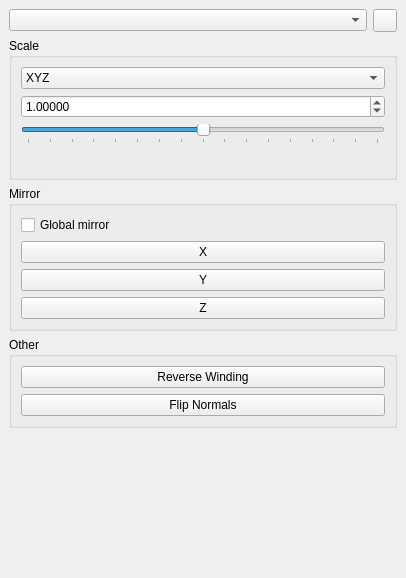
Old version of the form src/ui/TransformDock.ui in the repository Warzone2100/WMIT.
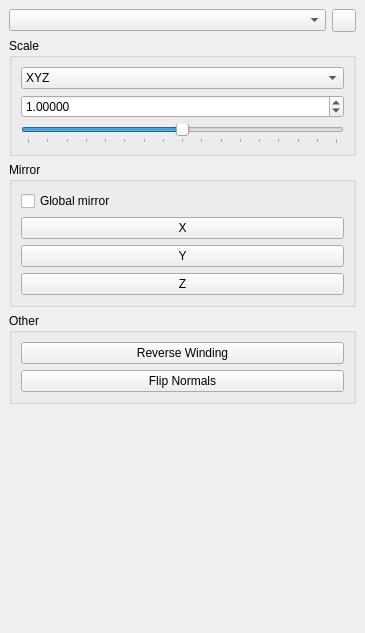
New version of the form.

Commit message: Improve spacing in transformation UI.

Patch:
```diff
--- a/src/ui/TransformDock.ui
+++ b/src/ui/TransformDock.ui
@@ -6,14 +6,14 @@
    <rect>
     <x>0</x>
     <y>0</y>
-    <width>406</width>
-    <height>578</height>
+    <width>365</width>
+    <height>633</height>
    </rect>
   </property>
   <property name="minimumSize">
    <size>
     <width>208</width>
-    <height>513</height>
+    <height>541</height>
    </size>
   </property>
   <property name="features">
@@ -27,7 +27,7 @@
   </property>
   <widget class="QWidget" name="dockWidgetContents">
    <property name="sizePolicy">
-    <sizepolicy hsizetype="Preferred" vsizetype="Preferred">
+    <sizepolicy hsizetype="Preferred" vsizetype="Minimum">
      <horstretch>0</horstretch>
      <verstretch>0</verstretch>
     </sizepolicy>
@@ -133,19 +133,6 @@
          </property>
         </widget>
        </item>
-       <item>
-        <spacer name="scaleSpacer">
-         <property name="orientation">
-          <enum>Qt::Vertical</enum>
-         </property>
-         <property name="sizeHint" stdset="0">
-          <size>
-           <width>0</width>
-           <height>0</height>
-          </size>
-         </property>
-        </spacer>
-       </item>
       </layout>
      </widget>
     </item>
@@ -189,19 +176,6 @@
          </property>
         </widget>
        </item>
-       <item>
-        <spacer name="mirrorSpacer">
-         <property name="orientation">
-          <enum>Qt::Vertical</enum>
-         </property>
-         <property name="sizeHint" stdset="0">
-          <size>
-           <width>0</width>
-           <height>0</height>
-          </size>
-         </property>
-        </spacer>
-       </item>
       </layout>
      </widget>
     </item>
```
Left out of the diff: 3 changed lines with no effect on the pictures.
